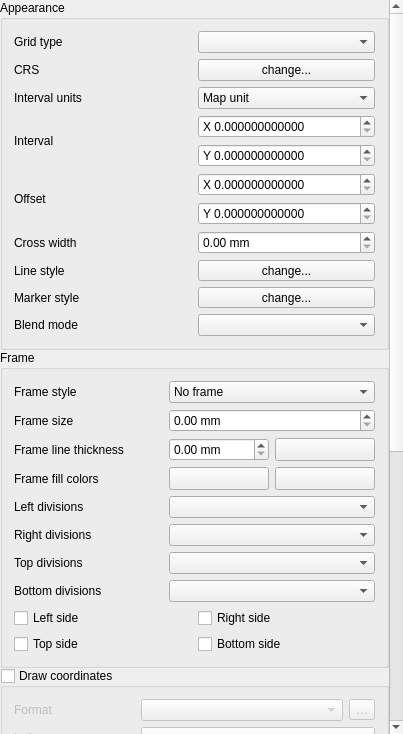
Qt form src/ui/layout/qgslayoutmapgridwidgetbase.ui (qgis/QGIS) before a commit.
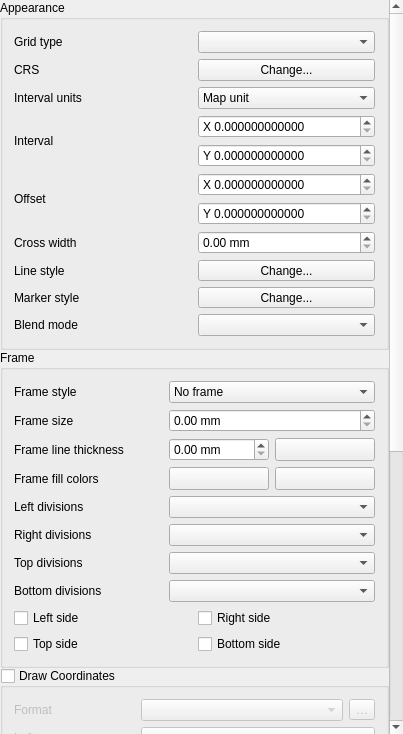
The same form after that commit. Icons and pictures are not drawn. Custom widgets are drawn as their Qt base class.

```diff
--- a/src/ui/layout/qgslayoutmapgridwidgetbase.ui
+++ b/src/ui/layout/qgslayoutmapgridwidgetbase.ui
@@ -106,7 +106,7 @@
           <item row="1" column="1">
            <widget class="QPushButton" name="mMapGridCRSButton">
             <property name="text">
-             <string>change...</string>
+             <string>Change...</string>
             </property>
            </widget>
           </item>
@@ -278,7 +278,7 @@
              </sizepolicy>
             </property>
             <property name="text">
-             <string>change...</string>
+             <string>Change...</string>
             </property>
            </widget>
           </item>
@@ -291,7 +291,7 @@
              </sizepolicy>
             </property>
             <property name="text">
-             <string>change...</string>
+             <string>Change...</string>
             </property>
            </widget>
           </item>
@@ -536,7 +536,7 @@
           <bool>true</bool>
          </property>
          <property name="title">
-          <string>Draw coordinates</string>
+          <string>Draw Coordinates</string>
          </property>
          <property name="checkable">
           <bool>true</bool>
```
